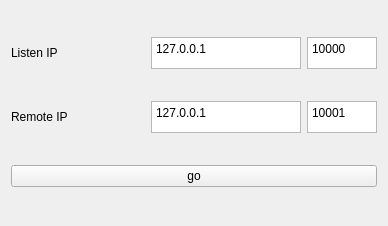
The window that mainwindow.ui (alexwh/alan) describes before a commit, drawn with Qt 5.
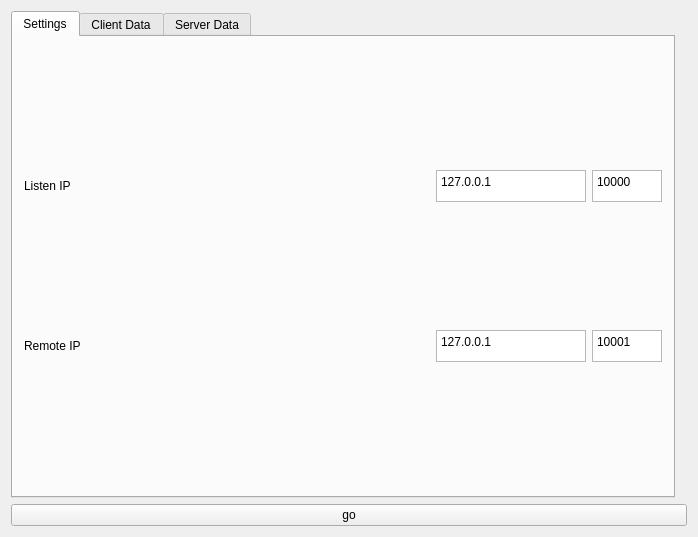
The same window after the commit.

Commit message: move hexedit widgets to tabs

```diff
--- a/mainwindow.ui
+++ b/mainwindow.ui
@@ -6,8 +6,8 @@
    <rect>
     <x>0</x>
     <y>0</y>
-    <width>388</width>
-    <height>226</height>
+    <width>698</width>
+    <height>537</height>
    </rect>
   </property>
   <property name="windowTitle">
@@ -15,45 +15,30 @@
   </property>
   <widget class="QWidget" name="centralWidget">
    <layout class="QGridLayout" name="gridLayout">
-    <item row="1" column="2">
-     <widget class="QPlainTextEdit" name="remote_port">
-      <property name="maximumSize">
-       <size>
-        <width>70</width>
-        <height>32</height>
-       </size>
-      </property>
-      <property name="tabChangesFocus">
-       <bool>true</bool>
-      </property>
-      <property name="plainText">
-       <string>10001</string>
+    <item row="4" column="0" colspan="3">
+     <widget class="QPushButton" name="go_button">
+      <property name="text">
+       <string>go</string>
       </property>
      </widget>
     </item>
     <item row="1" column="0">
+     <widget class="QTabWidget" name="tabs">
+      <property name="currentIndex">
+       <number>0</number>
+      </property>
+      <widget class="QWidget" name="settings_tab">
+       <attribute name="title">
+        <string>Settings</string>
+       </attribute>
+       <layout class="QGridLayout" name="gridLayout_2">
+        <item row="2" column="0">
      <widget class="QLabel" name="label_2">
       <property name="text">
        <string>Remote IP</string>
       </property>
      </widget>
     </item>
-    <item row="1" column="1">
-     <widget class="QPlainTextEdit" name="remote_ip">
-      <property name="maximumSize">
-       <size>
-        <width>150</width>
-        <height>32</height>
-       </size>
-      </property>
-      <property name="tabChangesFocus">
-       <bool>true</bool>
-      </property>
-      <property name="plainText">
-       <string>127.0.0.1</string>
-      </property>
-     </widget>
-    </item>
     <item row="0" column="1">
      <widget class="QPlainTextEdit" name="listen_ip">
       <property name="maximumSize">
@@ -73,6 +58,22 @@
       </property>
      </widget>
     </item>
+        <item row="2" column="1">
+         <widget class="QPlainTextEdit" name="remote_ip">
+          <property name="maximumSize">
+           <size>
+            <width>150</width>
+            <height>32</height>
+           </size>
+          </property>
+          <property name="tabChangesFocus">
+           <bool>true</bool>
+          </property>
+          <property name="plainText">
+           <string>127.0.0.1</string>
+          </property>
+         </widget>
+        </item>
     <item row="0" column="0">
      <widget class="QLabel" name="label">
       <property name="text">
@@ -80,13 +81,6 @@
       </property>
      </widget>
     </item>
-    <item row="2" column="0" colspan="3">
-     <widget class="QPushButton" name="go_button">
-      <property name="text">
-       <string>go</string>
-      </property>
-     </widget>
-    </item>
     <item row="0" column="2">
      <widget class="QPlainTextEdit" name="listen_port">
       <property name="maximumSize">
@@ -98,6 +92,36 @@
       <property name="plainText">
        <string>10000</string>
       </property>
+         </widget>
+        </item>
+        <item row="2" column="2">
+         <widget class="QPlainTextEdit" name="remote_port">
+          <property name="maximumSize">
+           <size>
+            <width>70</width>
+            <height>32</height>
+           </size>
+          </property>
+          <property name="tabChangesFocus">
+           <bool>true</bool>
+          </property>
+          <property name="plainText">
+           <string>10001</string>
+          </property>
+         </widget>
+        </item>
+       </layout>
+      </widget>
+      <widget class="QWidget" name="client_hexedit_tab">
+       <attribute name="title">
+        <string>Client Data</string>
+       </attribute>
+      </widget>
+      <widget class="QWidget" name="remote_hexedit_tab">
+       <attribute name="title">
+        <string>Server Data</string>
+       </attribute>
+      </widget>
      </widget>
     </item>
    </layout>
```
Lines whose indentation alone changed are shown as unchanged. The commit also changes 2 other files.
